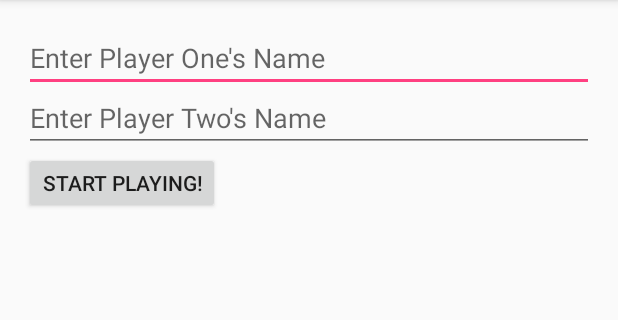
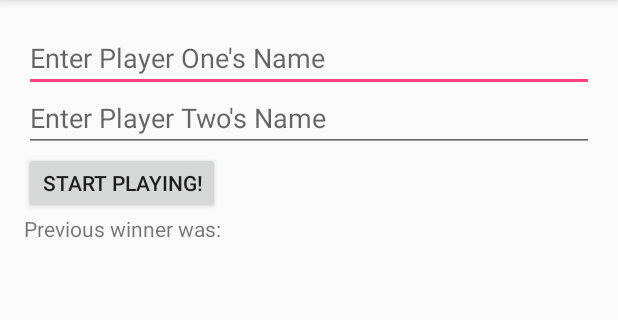
Before and after one commit to aartea/tic-tac-toe, an Android app: the screen it shows after launch (MainActivity), on a phone screen of 412 x 824 dp, the part 84-404 px from its top. Run offline under Robolectric (Android 15) with nearby library versions, the phone set to English and light mode, and no system bars.

Commit message:
Add shared pref

```diff
--- a/app/src/main/java/co/aartea/tic_tac_toe/MainActivity.java
+++ b/app/src/main/java/co/aartea/tic_tac_toe/MainActivity.java
@@ -3,19 +3,22 @@ package co.aartea.tic_tac_toe;
 //First page; will ask user to input information.
 
 import android.content.Intent;
+import android.content.SharedPreferences;
 import android.os.Bundle;
 import android.support.v7.app.AppCompatActivity;
 import android.view.View;
 import android.widget.Button;
 import android.widget.EditText;
+import android.widget.TextView;
 import android.widget.Toast;
 
 public class MainActivity extends AppCompatActivity {
 
     EditText p1, p2;
+    TextView previousWin;
 
     Button startGame;
-    String s1, s2;
+    String s1, s2, s;
 
     @Override
     protected void onCreate(Bundle savedInstanceState) {
@@ -33,10 +36,9 @@ public class MainActivity extends AppCompatActivity {
                 s1 = p1.getText().toString();
                 s2 = p2.getText().toString();
                 //Validate name input
-                if(s1.equals("") || s2.equals("")){         //Android can't use toString. Because it will allow for "" and that's a string.
+                if (s1.equals("") || s2.equals("")) {         //Android can't use toString. Because it will allow for "" and that's a string.
                     Toast.makeText(MainActivity.this, "Please enter a valid name!", Toast.LENGTH_SHORT).show();
-                }
-                else {
+                } else {
                     Intent i = new Intent(MainActivity.this, GameActivity.class);
                     i.putExtra("p1", s1);
                     i.putExtra("p2", s2);
@@ -44,12 +46,19 @@ public class MainActivity extends AppCompatActivity {
                 }
             }
         });
-
-
     }
 
+    public void onResume(){
+        super.onResume();
+        SharedPreferences prefs = getApplicationContext().getSharedPreferences("winner", MODE_PRIVATE);
+        SharedPreferences.Editor editor = prefs.edit();
+        editor.putString("winner", "");
 
+        previousWin = (TextView) findViewById(R.id.winnerPreview);
 
+        s = String.valueOf(prefs.getString("winner",""));
 
+        previousWin.setText("Previous winner was: "+s);
 
-}
+        }
+    }
--- a/app/src/main/res/layout/activity_main.xml
+++ b/app/src/main/res/layout/activity_main.xml
@@ -36,6 +36,12 @@
         android:text="Start Playing!"
         />
 
+    <TextView
+        android:layout_width="match_parent"
+        android:layout_height="match_parent"
+        android:id="@+id/winnerPreview"
+        android:layout_below="@+id/gameStart" />
+
 
 
 </RelativeLayout>
```
Also changed, not shown: app/src/main/java/co/aartea/tic_tac_toe/GameActivity.java (+28 -1 lines).
